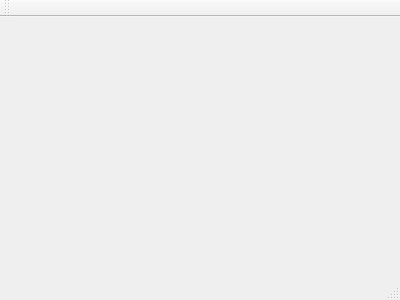
Above: SerialDownloader/MainWindow.ui from Icosanol/ModelRocketAHRS before the change. Below: the same form after it.
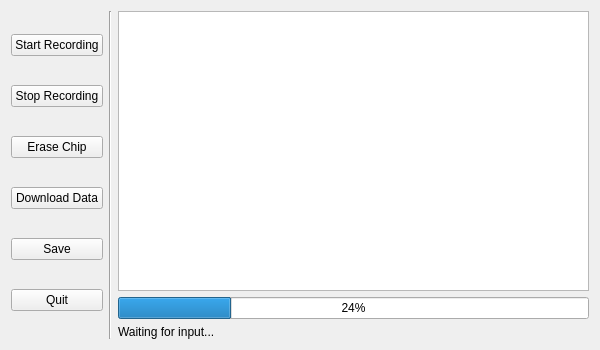
That is the form after the change.

Commit message: Added UI design and slots for buttons.

```diff
--- a/SerialDownloader/MainWindow.ui
+++ b/SerialDownloader/MainWindow.ui
@@ -1,24 +1,216 @@
 <ui version="4.0">
  <class>MainWindow</class>
- <widget class="QMainWindow" name="MainWindow" >
-  <property name="geometry" >
+ <widget class="QMainWindow" name="MainWindow">
+  <property name="geometry">
    <rect>
     <x>0</x>
     <y>0</y>
-    <width>400</width>
-    <height>300</height>
+    <width>600</width>
+    <height>350</height>
    </rect>
   </property>
-  <property name="windowTitle" >
-   <string>MainWindow</string>
+  <property name="sizePolicy">
+   <sizepolicy hsizetype="Minimum" vsizetype="Minimum">
+    <horstretch>0</horstretch>
+    <verstretch>0</verstretch>
+   </sizepolicy>
   </property>
-  <widget class="QMenuBar" name="menuBar" />
-  <widget class="QToolBar" name="mainToolBar" />
-  <widget class="QWidget" name="centralWidget" />
-  <widget class="QStatusBar" name="statusBar" />
+  <property name="minimumSize">
+   <size>
+    <width>600</width>
+    <height>350</height>
+   </size>
+  </property>
+  <property name="windowTitle">
+   <string>ModelRocketAHRS serial downloader</string>
+  </property>
+  <widget class="QWidget" name="centralWidget">
+   <layout class="QGridLayout" name="gridLayout">
+    <item row="0" column="0">
+     <layout class="QHBoxLayout" name="mainHLayout">
+      <property name="sizeConstraint">
+       <enum>QLayout::SetDefaultConstraint</enum>
+      </property>
+      <item>
+       <layout class="QVBoxLayout" name="verticalLayout_3">
+        <property name="sizeConstraint">
+         <enum>QLayout::SetFixedSize</enum>
+        </property>
+        <item>
+         <widget class="QPushButton" name="recordButton">
+          <property name="sizePolicy">
+           <sizepolicy hsizetype="Preferred" vsizetype="Fixed">
+            <horstretch>0</horstretch>
+            <verstretch>0</verstretch>
+           </sizepolicy>
+          </property>
+          <property name="maximumSize">
+           <size>
+            <width>120</width>
+            <height>16777215</height>
+           </size>
+          </property>
+          <property name="baseSize">
+           <size>
+            <width>5</width>
+            <height>0</height>
+           </size>
+          </property>
+          <property name="text">
+           <string>Start Recording</string>
+          </property>
+         </widget>
+        </item>
+        <item>
+         <widget class="QPushButton" name="waitButton">
+          <property name="sizePolicy">
+           <sizepolicy hsizetype="Preferred" vsizetype="Fixed">
+            <horstretch>0</horstretch>
+            <verstretch>0</verstretch>
+           </sizepolicy>
+          </property>
+          <property name="maximumSize">
+           <size>
+            <width>120</width>
+            <height>16777215</height>
+           </size>
+          </property>
+          <property name="baseSize">
+           <size>
+            <width>5</width>
+            <height>0</height>
+           </size>
+          </property>
+          <property name="text">
+           <string>Stop Recording</string>
+          </property>
+         </widget>
+        </item>
+        <item>
+         <widget class="QPushButton" name="eraseButton">
+          <property name="sizePolicy">
+           <sizepolicy hsizetype="Preferred" vsizetype="Fixed">
+            <horstretch>0</horstretch>
+            <verstretch>0</verstretch>
+           </sizepolicy>
+          </property>
+          <property name="maximumSize">
+           <size>
+            <width>120</width>
+            <height>16777215</height>
+           </size>
+          </property>
+          <property name="baseSize">
+           <size>
+            <width>5</width>
+            <height>0</height>
+           </size>
+          </property>
+          <property name="text">
+           <string>Erase Chip</string>
+          </property>
+         </widget>
+        </item>
+        <item>
+         <widget class="QPushButton" name="downloadButton">
+          <property name="sizePolicy">
+           <sizepolicy hsizetype="Preferred" vsizetype="Fixed">
+            <horstretch>0</horstretch>
+            <verstretch>0</verstretch>
+           </sizepolicy>
+          </property>
+          <property name="maximumSize">
+           <size>
+            <width>120</width>
+            <height>16777215</height>
+           </size>
+          </property>
+          <property name="baseSize">
+           <size>
+            <width>5</width>
+            <height>0</height>
+           </size>
+          </property>
+          <property name="text">
+           <string>Download Data</string>
+          </property>
+         </widget>
+        </item>
+        <item>
+         <widget class="QPushButton" name="saveButton">
+          <property name="sizePolicy">
+           <sizepolicy hsizetype="Preferred" vsizetype="Fixed">
+            <horstretch>0</horstretch>
+            <verstretch>0</verstretch>
+           </sizepolicy>
+          </property>
+          <property name="maximumSize">
+           <size>
+            <width>120</width>
+            <height>16777215</height>
+           </size>
+          </property>
+          <property name="baseSize">
+           <size>
+            <width>5</width>
+            <height>0</height>
+           </size>
+          </property>
+          <property name="text">
+           <string>Save</string>
+          </property>
+         </widget>
+        </item>
+        <item>
+         <widget class="QPushButton" name="quitButton">
+          <property name="text">
+           <string>Quit</string>
+          </property>
+         </widget>
+        </item>
+       </layout>
+      </item>
+      <item>
+       <widget class="Line" name="line">
+        <property name="orientation">
+         <enum>Qt::Vertical</enum>
+        </property>
+       </widget>
+      </item>
+      <item>
+       <layout class="QVBoxLayout" name="verticalLayout">
+        <item>
+         <widget class="QPlainTextEdit" name="consoleBox">
+          <property name="readOnly">
+           <bool>true</bool>
+          </property>
+          <property name="textInteractionFlags">
+           <set>Qt::TextSelectableByMouse</set>
+          </property>
+         </widget>
+        </item>
+        <item>
+         <widget class="QProgressBar" name="progressBar">
+          <property name="value">
+           <number>24</number>
+          </property>
+         </widget>
+        </item>
+        <item>
+         <widget class="QLabel" name="progressLabel">
+          <property name="text">
+           <string>Waiting for input...</string>
+          </property>
+         </widget>
+        </item>
+       </layout>
+      </item>
+     </layout>
+    </item>
+   </layout>
+  </widget>
  </widget>
- <layoutDefault spacing="6" margin="11" />
- <pixmapfunction></pixmapfunction>
+ <layoutdefault spacing="6" margin="11"/>
  <resources/>
  <connections/>
 </ui>
```
Left out of the diff: 1 changed line with no effect on the pictures. The commit also changes 3 other files.
